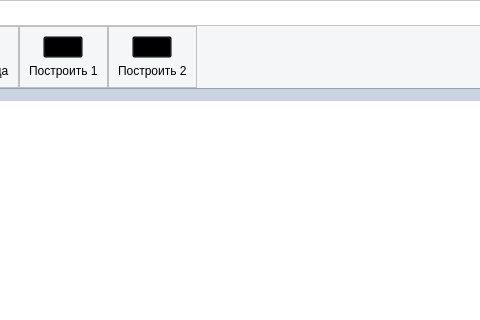
Qt form views/ui/main_window.ui (Vityshha/educational-photoshop) before a commit; both pictures show x 562 to 1042 and y 0 to 320 of the 1274 by 782 pixel window.
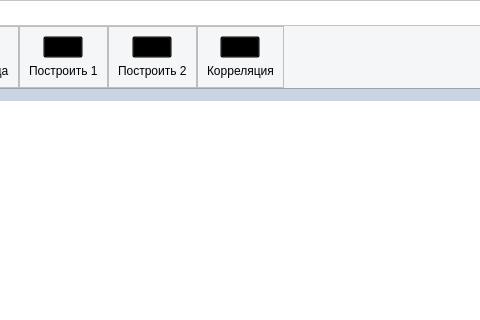
The same form after that commit. Icons and pictures are not drawn.

Commit message: add calculate_correlation_fun

Patch:
```diff
--- a/views/ui/main_window.ui
+++ b/views/ui/main_window.ui
@@ -699,6 +699,37 @@
                 </layout>
                </widget>
               </item>
+              <item>
+               <widget class="QFrame" name="frame_20">
+                <property name="frameShape">
+                 <enum>QFrame::StyledPanel</enum>
+                </property>
+                <property name="frameShadow">
+                 <enum>QFrame::Raised</enum>
+                </property>
+                <layout class="QVBoxLayout" name="verticalLayout_16">
+                 <item alignment="Qt::AlignHCenter">
+                  <widget class="QPushButton" name="btn_correlation">
+                   <property name="styleSheet">
+                    <string notr="true">background-color: transparent;
+image: url(:/newPrefix/images/filter_96dp_000000_FILL0_wght400_GRAD0_opsz48.png);
+</string>
+                   </property>
+                   <property name="text">
+                    <string/>
+                   </property>
+                  </widget>
+                 </item>
+                 <item alignment="Qt::AlignHCenter">
+                  <widget class="QLabel" name="label_12">
+                   <property name="text">
+                    <string>Корреляция</string>
+                   </property>
+                  </widget>
+                 </item>
+                </layout>
+               </widget>
+              </item>
               <item>
                <spacer name="horizontalSpacer_2">
                 <property name="orientation">
```
The commit also changes 7 other files.
